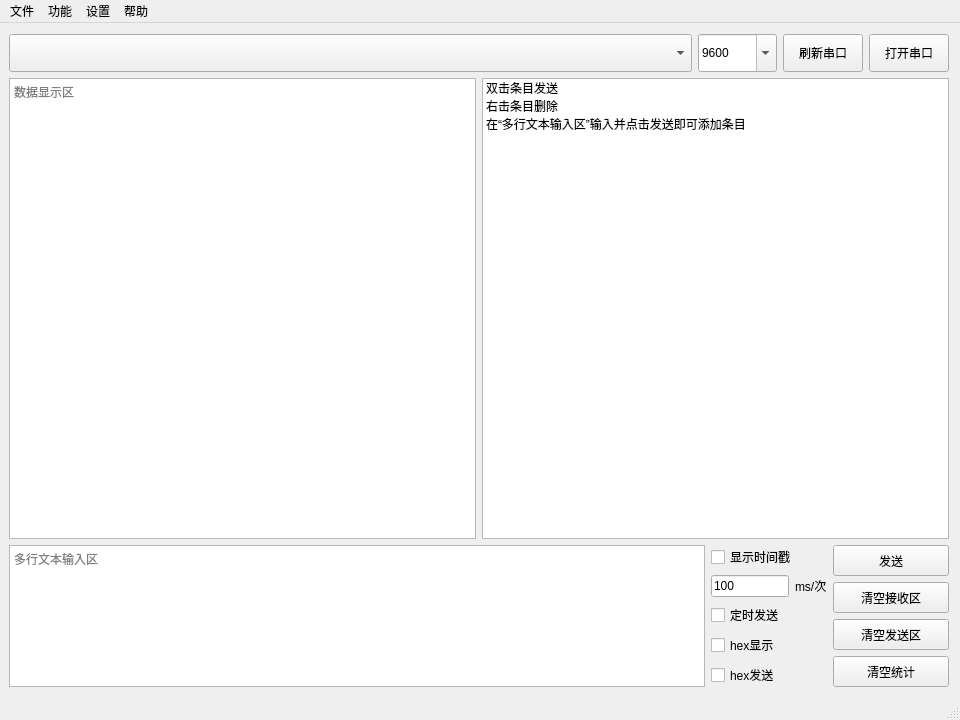
Before: the Qt Designer form ComAssistant/mainwindow.ui in petertheprocess/ComAssistant, drawn with Qt 5.
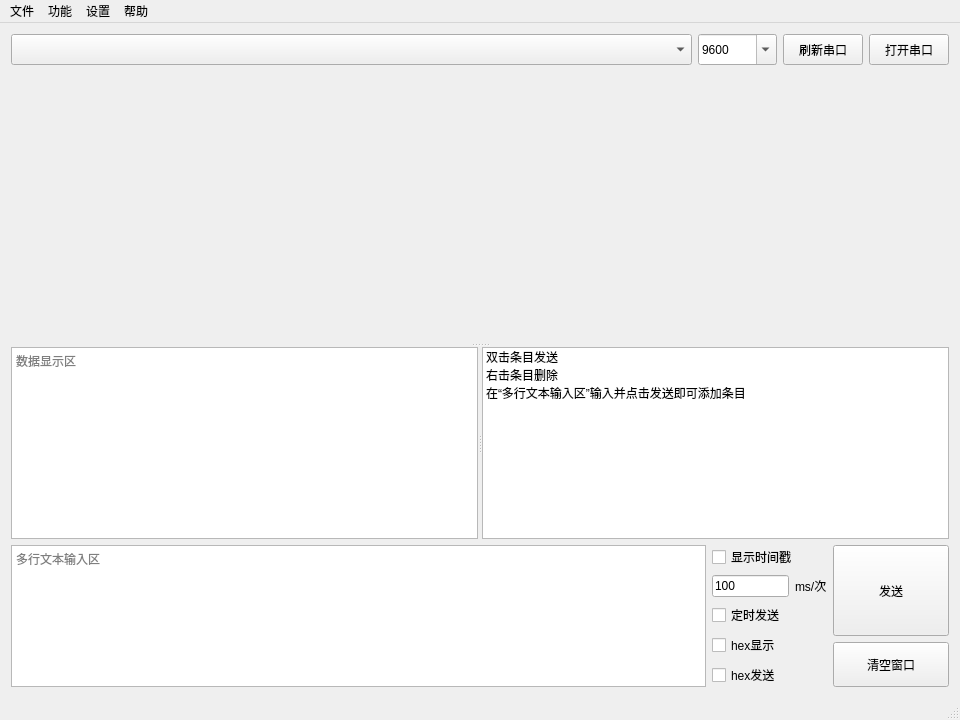
After: the same form once the commit is applied. Custom widgets are drawn as their Qt base class.

Commit message: 增加customplot框架ui,等待添加代码

Diff of the .ui file:
```diff
--- a/ComAssistant/mainwindow.ui
+++ b/ComAssistant/mainwindow.ui
@@ -14,226 +14,9 @@
    <string>串口调试助手</string>
   </property>
   <widget class="QWidget" name="centralWidget">
-   <layout class="QGridLayout" name="gridLayout" rowstretch="0,0,0,0,0,0" columnstretch="0">
-    <property name="leftMargin">
-     <number>9</number>
-    </property>
-    <property name="bottomMargin">
-     <number>11</number>
-    </property>
-    <property name="spacing">
-     <number>6</number>
-    </property>
-    <item row="3" column="0" rowspan="3">
-     <layout class="QGridLayout" name="gridLayout_2" rowstretch="1,12,1">
-      <item row="2" column="0">
-       <layout class="QHBoxLayout" name="horizontalLayout_3" stretch="6,1,1">
-        <item>
-         <widget class="QTextEdit" name="textEdit">
-          <property name="documentTitle">
-           <string/>
-          </property>
-          <property name="html">
-           <string>&lt;!DOCTYPE HTML PUBLIC &quot;-//W3C//DTD HTML 4.0//EN&quot; &quot;http://www.w3.org/TR/REC-html40/strict.dtd&quot;&gt;
-&lt;html&gt;&lt;head&gt;&lt;meta name=&quot;qrichtext&quot; content=&quot;1&quot; /&gt;&lt;style type=&quot;text/css&quot;&gt;
-p, li { white-space: pre-wrap; }
-&lt;/style&gt;&lt;/head&gt;&lt;body style=&quot; font-family:'SimSun'; font-size:9pt; font-weight:400; font-style:normal;&quot;&gt;
-&lt;p style=&quot;-qt-paragraph-type:empty; margin-top:0px; margin-bottom:0px; margin-left:0px; margin-right:0px; -qt-block-indent:0; text-indent:0px;&quot;&gt;&lt;br /&gt;&lt;/p&gt;&lt;/body&gt;&lt;/html&gt;</string>
-          </property>
-          <property name="placeholderText">
-           <string>多行文本输入区</string>
-          </property>
-         </widget>
-        </item>
-        <item>
-         <layout class="QVBoxLayout" name="verticalLayout">
-          <item>
-           <widget class="QCheckBox" name="timeStampDisplayCheckBox">
-            <property name="sizePolicy">
-             <sizepolicy hsizetype="Minimum" vsizetype="Expanding">
-              <horstretch>0</horstretch>
-              <verstretch>0</verstretch>
-             </sizepolicy>
-            </property>
-            <property name="text">
-             <string>显示时间戳</string>
-            </property>
-           </widget>
-          </item>
-          <item>
-           <layout class="QHBoxLayout" name="horizontalLayout">
-            <item>
-             <widget class="QLineEdit" name="sendInterval">
-              <property name="sizePolicy">
-               <sizepolicy hsizetype="Expanding" vsizetype="Expanding">
-                <horstretch>0</horstretch>
-                <verstretch>0</verstretch>
-               </sizepolicy>
-              </property>
-              <property name="text">
-               <string>100</string>
-              </property>
-             </widget>
-            </item>
-            <item>
-             <widget class="QLabel" name="label">
-              <property name="text">
-               <string>ms/次</string>
-              </property>
-             </widget>
-            </item>
-           </layout>
-          </item>
-          <item>
-           <widget class="QCheckBox" name="TimerSendCheck">
-            <property name="sizePolicy">
-             <sizepolicy hsizetype="Minimum" vsizetype="Expanding">
-              <horstretch>0</horstretch>
-              <verstretch>0</verstretch>
-             </sizepolicy>
-            </property>
-            <property name="text">
-             <string>定时发送</string>
-            </property>
-           </widget>
-          </item>
-          <item>
-           <widget class="QCheckBox" name="hexDisplay">
-            <property name="sizePolicy">
-             <sizepolicy hsizetype="Minimum" vsizetype="Expanding">
-              <horstretch>0</horstretch>
-              <verstretch>0</verstretch>
-             </sizepolicy>
-            </property>
-            <property name="text">
-             <string>hex显示</string>
-            </property>
-           </widget>
-          </item>
-          <item>
-           <widget class="QCheckBox" name="hexSend">
-            <property name="sizePolicy">
-             <sizepolicy hsizetype="Minimum" vsizetype="Expanding">
-              <horstretch>0</horstretch>
-              <verstretch>0</verstretch>
-             </sizepolicy>
-            </property>
-            <property name="text">
-             <string>hex发送</string>
-            </property>
-           </widget>
-          </item>
-         </layout>
-        </item>
-        <item>
-         <layout class="QVBoxLayout" name="verticalLayout_2" stretch="0,0,0,0">
-          <item>
-           <widget class="QPushButton" name="sendButton">
-            <property name="sizePolicy">
-             <sizepolicy hsizetype="Minimum" vsizetype="Expanding">
-              <horstretch>0</horstretch>
-              <verstretch>0</verstretch>
-             </sizepolicy>
-            </property>
-            <property name="text">
-             <string>发送</string>
-            </property>
-            <property name="default">
-             <bool>false</bool>
-            </property>
-            <property name="flat">
-             <bool>false</bool>
-            </property>
-           </widget>
-          </item>
-          <item>
-           <widget class="QPushButton" name="clearRecvAreaButton">
-            <property name="sizePolicy">
-             <sizepolicy hsizetype="Minimum" vsizetype="Expanding">
-              <horstretch>0</horstretch>
-              <verstretch>0</verstretch>
-             </sizepolicy>
-            </property>
-            <property name="text">
-             <string>清空接收区</string>
-            </property>
-           </widget>
-          </item>
-          <item>
-           <widget class="QPushButton" name="clearSendAreaButton">
-            <property name="sizePolicy">
-             <sizepolicy hsizetype="Minimum" vsizetype="Expanding">
-              <horstretch>0</horstretch>
-              <verstretch>0</verstretch>
-             </sizepolicy>
-            </property>
-            <property name="text">
-             <string>清空发送区</string>
-            </property>
-           </widget>
-          </item>
-          <item>
-           <widget class="QPushButton" name="clearStatistic">
-            <property name="sizePolicy">
-             <sizepolicy hsizetype="Minimum" vsizetype="Expanding">
-              <horstretch>0</horstretch>
-              <verstretch>0</verstretch>
-             </sizepolicy>
-            </property>
-            <property name="text">
-             <string>清空统计</string>
-            </property>
-           </widget>
-          </item>
-         </layout>
-        </item>
-       </layout>
-      </item>
-      <item row="1" column="0">
-       <layout class="QHBoxLayout" name="horizontalLayout_2" stretch="7,7">
-        <item>
-         <widget class="QTextEdit" name="textBrowser">
-          <property name="documentTitle">
-           <string/>
-          </property>
-          <property name="html">
-           <string>&lt;!DOCTYPE HTML PUBLIC &quot;-//W3C//DTD HTML 4.0//EN&quot; &quot;http://www.w3.org/TR/REC-html40/strict.dtd&quot;&gt;
-&lt;html&gt;&lt;head&gt;&lt;meta name=&quot;qrichtext&quot; content=&quot;1&quot; /&gt;&lt;style type=&quot;text/css&quot;&gt;
-p, li { white-space: pre-wrap; }
-&lt;/style&gt;&lt;/head&gt;&lt;body style=&quot; font-family:'SimSun'; font-size:9pt; font-weight:400; font-style:normal;&quot;&gt;
-&lt;p style=&quot;-qt-paragraph-type:empty; margin-top:0px; margin-bottom:0px; margin-left:0px; margin-right:0px; -qt-block-indent:0; text-indent:0px;&quot;&gt;&lt;br /&gt;&lt;/p&gt;&lt;/body&gt;&lt;/html&gt;</string>
-          </property>
-          <property name="placeholderText">
-           <string>数据显示区</string>
-          </property>
-         </widget>
-        </item>
-        <item>
-         <widget class="QListWidget" name="multiString">
-          <property name="contextMenuPolicy">
-           <enum>Qt::CustomContextMenu</enum>
-          </property>
-          <item>
-           <property name="text">
-            <string>双击条目发送</string>
-           </property>
-          </item>
-          <item>
-           <property name="text">
-            <string>右击条目删除</string>
-           </property>
-          </item>
-          <item>
-           <property name="text">
-            <string>在“多行文本输入区”输入并点击发送即可添加条目</string>
-           </property>
-          </item>
-         </widget>
-        </item>
-       </layout>
-      </item>
+   <layout class="QGridLayout" name="gridLayout" rowstretch="1,15,1">
       <item row="0" column="0">
-       <layout class="QHBoxLayout" name="horizontalLayout_4" stretch="1,0,0,0">
+     <layout class="QHBoxLayout" name="horizontalLayout_0" stretch="1,0,0,0">
         <item>
          <widget class="QComboBox" name="comList">
           <property name="sizePolicy">
@@ -381,6 +164,226 @@
         </item>
        </layout>
       </item>
+    <item row="1" column="0">
+     <widget class="QSplitter" name="splitter_2">
+      <property name="sizePolicy">
+       <sizepolicy hsizetype="Expanding" vsizetype="Expanding">
+        <horstretch>0</horstretch>
+        <verstretch>0</verstretch>
+       </sizepolicy>
+      </property>
+      <property name="minimumSize">
+       <size>
+        <width>0</width>
+        <height>200</height>
+       </size>
+      </property>
+      <property name="orientation">
+       <enum>Qt::Vertical</enum>
+      </property>
+      <widget class="QCustomPlot" name="customPlot" native="true">
+       <property name="sizePolicy">
+        <sizepolicy hsizetype="Expanding" vsizetype="Expanding">
+         <horstretch>0</horstretch>
+         <verstretch>1</verstretch>
+        </sizepolicy>
+       </property>
+      </widget>
+      <widget class="QSplitter" name="splitter">
+       <property name="minimumSize">
+        <size>
+         <width>0</width>
+         <height>0</height>
+        </size>
+       </property>
+       <property name="orientation">
+        <enum>Qt::Horizontal</enum>
+       </property>
+       <widget class="QTextEdit" name="textBrowser">
+        <property name="minimumSize">
+         <size>
+          <width>0</width>
+          <height>0</height>
+         </size>
+        </property>
+        <property name="documentTitle">
+         <string/>
+        </property>
+        <property name="html">
+         <string>&lt;!DOCTYPE HTML PUBLIC &quot;-//W3C//DTD HTML 4.0//EN&quot; &quot;http://www.w3.org/TR/REC-html40/strict.dtd&quot;&gt;
+&lt;html&gt;&lt;head&gt;&lt;meta name=&quot;qrichtext&quot; content=&quot;1&quot; /&gt;&lt;style type=&quot;text/css&quot;&gt;
+p, li { white-space: pre-wrap; }
+&lt;/style&gt;&lt;/head&gt;&lt;body style=&quot; font-family:'SimSun'; font-size:9pt; font-weight:400; font-style:normal;&quot;&gt;
+&lt;p style=&quot;-qt-paragraph-type:empty; margin-top:0px; margin-bottom:0px; margin-left:0px; margin-right:0px; -qt-block-indent:0; text-indent:0px; font-family:'SimSun';&quot;&gt;&lt;br /&gt;&lt;/p&gt;&lt;/body&gt;&lt;/html&gt;</string>
+        </property>
+        <property name="placeholderText">
+         <string>数据显示区</string>
+        </property>
+       </widget>
+       <widget class="QListWidget" name="multiString">
+        <property name="minimumSize">
+         <size>
+          <width>0</width>
+          <height>0</height>
+         </size>
+        </property>
+        <property name="contextMenuPolicy">
+         <enum>Qt::CustomContextMenu</enum>
+        </property>
+        <item>
+         <property name="text">
+          <string>双击条目发送</string>
+         </property>
+        </item>
+        <item>
+         <property name="text">
+          <string>右击条目删除</string>
+         </property>
+        </item>
+        <item>
+         <property name="text">
+          <string>在“多行文本输入区”输入并点击发送即可添加条目</string>
+         </property>
+        </item>
+       </widget>
+      </widget>
+     </widget>
+    </item>
+    <item row="2" column="0">
+     <layout class="QHBoxLayout" name="horizontalLayout_3" stretch="6,1,1">
+      <item>
+       <widget class="QTextEdit" name="textEdit">
+        <property name="documentTitle">
+         <string/>
+        </property>
+        <property name="html">
+         <string>&lt;!DOCTYPE HTML PUBLIC &quot;-//W3C//DTD HTML 4.0//EN&quot; &quot;http://www.w3.org/TR/REC-html40/strict.dtd&quot;&gt;
+&lt;html&gt;&lt;head&gt;&lt;meta name=&quot;qrichtext&quot; content=&quot;1&quot; /&gt;&lt;style type=&quot;text/css&quot;&gt;
+p, li { white-space: pre-wrap; }
+&lt;/style&gt;&lt;/head&gt;&lt;body style=&quot; font-family:'SimSun'; font-size:9pt; font-weight:400; font-style:normal;&quot;&gt;
+&lt;p style=&quot;-qt-paragraph-type:empty; margin-top:0px; margin-bottom:0px; margin-left:0px; margin-right:0px; -qt-block-indent:0; text-indent:0px; font-family:'SimSun';&quot;&gt;&lt;br /&gt;&lt;/p&gt;&lt;/body&gt;&lt;/html&gt;</string>
+        </property>
+        <property name="placeholderText">
+         <string>多行文本输入区</string>
+        </property>
+       </widget>
+      </item>
+      <item>
+       <layout class="QVBoxLayout" name="verticalLayout">
+        <item>
+         <widget class="QCheckBox" name="timeStampDisplayCheckBox">
+          <property name="sizePolicy">
+           <sizepolicy hsizetype="Minimum" vsizetype="Expanding">
+            <horstretch>0</horstretch>
+            <verstretch>0</verstretch>
+           </sizepolicy>
+          </property>
+          <property name="text">
+           <string>显示时间戳</string>
+          </property>
+         </widget>
+        </item>
+        <item>
+         <layout class="QHBoxLayout" name="horizontalLayout">
+          <item>
+           <widget class="QLineEdit" name="sendInterval">
+            <property name="sizePolicy">
+             <sizepolicy hsizetype="Expanding" vsizetype="Expanding">
+              <horstretch>0</horstretch>
+              <verstretch>0</verstretch>
+             </sizepolicy>
+            </property>
+            <property name="text">
+             <string>100</string>
+            </property>
+           </widget>
+          </item>
+          <item>
+           <widget class="QLabel" name="label">
+            <property name="text">
+             <string>ms/次</string>
+            </property>
+           </widget>
+          </item>
+         </layout>
+        </item>
+        <item>
+         <widget class="QCheckBox" name="TimerSendCheck">
+          <property name="sizePolicy">
+           <sizepolicy hsizetype="Minimum" vsizetype="Expanding">
+            <horstretch>0</horstretch>
+            <verstretch>0</verstretch>
+           </sizepolicy>
+          </property>
+          <property name="text">
+           <string>定时发送</string>
+          </property>
+         </widget>
+        </item>
+        <item>
+         <widget class="QCheckBox" name="hexDisplay">
+          <property name="sizePolicy">
+           <sizepolicy hsizetype="Minimum" vsizetype="Expanding">
+            <horstretch>0</horstretch>
+            <verstretch>0</verstretch>
+           </sizepolicy>
+          </property>
+          <property name="text">
+           <string>hex显示</string>
+          </property>
+         </widget>
+        </item>
+        <item>
+         <widget class="QCheckBox" name="hexSend">
+          <property name="sizePolicy">
+           <sizepolicy hsizetype="Minimum" vsizetype="Expanding">
+            <horstretch>0</horstretch>
+            <verstretch>0</verstretch>
+           </sizepolicy>
+          </property>
+          <property name="text">
+           <string>hex发送</string>
+          </property>
+         </widget>
+        </item>
+       </layout>
+      </item>
+      <item>
+       <layout class="QGridLayout" name="gridLayout_2" rowstretch="2,1">
+        <item row="1" column="0">
+         <widget class="QPushButton" name="clearWindows">
+          <property name="sizePolicy">
+           <sizepolicy hsizetype="Minimum" vsizetype="Expanding">
+            <horstretch>0</horstretch>
+            <verstretch>0</verstretch>
+           </sizepolicy>
+          </property>
+          <property name="text">
+           <string>清空窗口</string>
+          </property>
+         </widget>
+        </item>
+        <item row="0" column="0">
+         <widget class="QPushButton" name="sendButton">
+          <property name="sizePolicy">
+           <sizepolicy hsizetype="Minimum" vsizetype="Expanding">
+            <horstretch>0</horstretch>
+            <verstretch>0</verstretch>
+           </sizepolicy>
+          </property>
+          <property name="text">
+           <string>发送</string>
+          </property>
+          <property name="default">
+           <bool>false</bool>
+          </property>
+          <property name="flat">
+           <bool>false</bool>
+          </property>
+         </widget>
+        </item>
+       </layout>
+      </item>
      </layout>
     </item>
    </layout>
@@ -533,6 +536,14 @@
   </action>
  </widget>
  <layoutdefault spacing="6" margin="11"/>
+ <customwidgets>
+  <customwidget>
+   <class>QCustomPlot</class>
+   <extends>QWidget</extends>
+   <header>qcustomplot.h</header>
+   <container>1</container>
+  </customwidget>
+ </customwidgets>
  <resources/>
  <connections/>
 </ui>
```
Left out of the diff: 42 changed lines with no effect on the pictures. Lines whose indentation alone changed are shown as unchanged. The commit also changes 7 other files.
